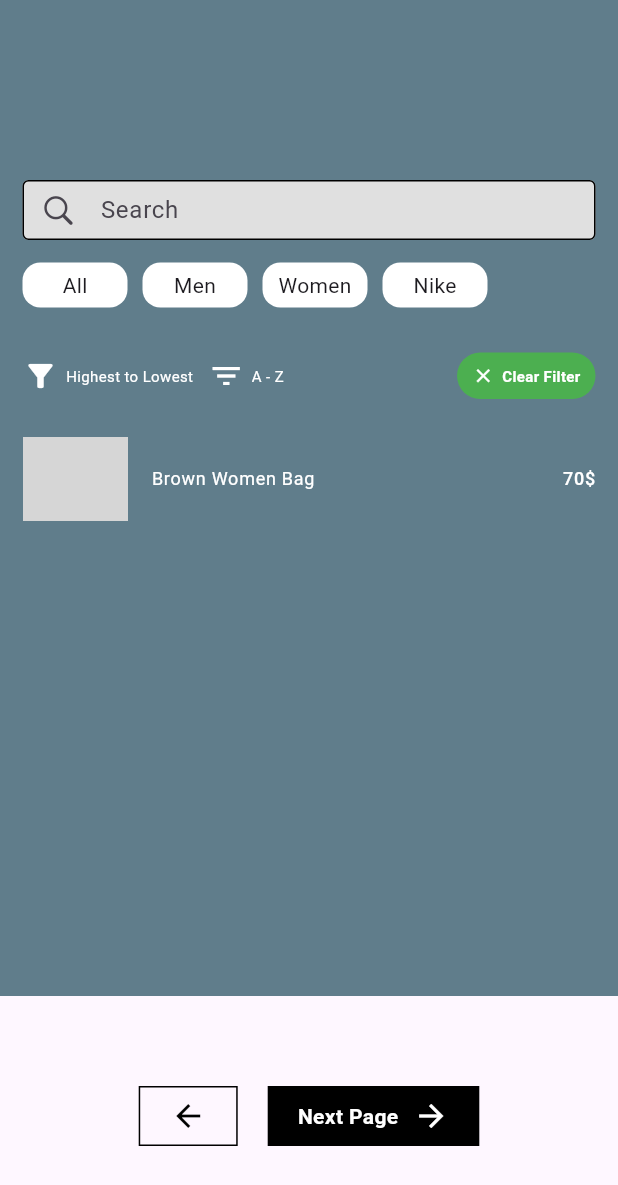
After one commit to Sarahelkholy/flutter_logic, a Flutter app: the screen it shows after launch, after a tap on "Men", after a tap on "Women", on a phone screen of 412 x 824 dp. The commit adds this screen. Shown: the top 1185 px of the screen. Run offline on Flutter 3.47's test engine with Material 3 defaults, Android fonts, the light colour scheme and no system bars; our stand-ins replace file_picker, flutter_svg, image_picker, video_player; missing offline and left inert: syncfusion_flutter_pdfviewer; network calls fail; grey boxes are pictures that could not be loaded.

Commit message:
- created search and filter function

```diff
--- a/lib/root.dart
+++ b/lib/root.dart
@@ -3,6 +3,7 @@
 import 'package:flutter_logic/screens/attachment_and_images/upload_image.dart';
 import 'package:flutter_logic/screens/attachment_and_images/upload_multi_images.dart';
 import 'package:flutter_logic/screens/attachment_and_images/upload_video.dart';
+import 'package:flutter_logic/screens/search_and_filter/search_and_filter.dart';
 import 'package:flutter_logic/screens/selection/image_selection.dart';
 import 'package:flutter_logic/screens/selection/multi_selection.dart';
 import 'package:flutter_logic/screens/selection/single_selection.dart';
@@ -18,6 +19,9 @@
 class _RootState extends State<Root> {
   final PageController controller = PageController();
   List<Widget> pages = [
+    /// search and filter
+    Search(),
+
     /// attachments and images
     UploadImage(),
     UploadMultiImages(),
--- /dev/null
+++ b/lib/screens/search_and_filter/search_and_filter.dart
@@ -0,0 +1,308 @@
+import 'package:flutter/cupertino.dart';
+import 'package:flutter/material.dart';
+
+class Search extends StatefulWidget {
+  const Search({super.key});
+
+  @override
+  State<Search> createState() => _SearchState();
+}
+
+class _SearchState extends State<Search> {
+  final TextEditingController _controller = TextEditingController();
+  List<Map> products = [
+    {
+      "image":
+          "https://plus.unsplash.com/premium_photo-1664392147011-2a720f214e01?w=800&auto=format&fit=crop&q=60&ixlib=rb-4.1.0&ixid=M3wxMjA3fDB8MHxzZWFyY2h8Mnx8cHJvZHVjdHxlbnwwfHwwfHx8MA%3D%3D",
+      "title": "Brown Women Bag",
+      "price": 70,
+    },
+    {
+      "image":
+          "https://images.unsplash.com/photo-1523275335684-37898b6baf30?w=800&auto=format&fit=crop&q=60&ixlib=rb-4.1.0&ixid=M3wxMjA3fDB8MHxzZWFyY2h8MXx8cHJvZHVjdHxlbnwwfHwwfHx8MA%3D%3D",
+      "title": "White Watch 40",
+      "price": 130,
+    },
+    {
+      "image":
+          "https://images.unsplash.com/photo-1541643600914-78b084683601?w=800&auto=format&fit=crop&q=60&ixlib=rb-4.1.0&ixid=M3wxMjA3fDB8MHxzZWFyY2h8NXx8cHJvZHVjdHxlbnwwfHwwfHx8MA%3D%3D",
+      "title": "Men Chanel Perfume",
+      "price": 2000,
+    },
+    {
+      "image":
+          "https://images.unsplash.com/photo-1572635196237-14b3f281503f?w=800&auto=format&fit=crop&q=60&ixlib=rb-4.1.0&ixid=M3wxMjA3fDB8MHxzZWFyY2h8OHx8cHJvZHVjdHxlbnwwfHwwfHx8MA%3D%3D",
+      "title": "Black Modern Glasses",
+      "price": 1400,
+    },
+    {
+      "image":
+          "https://images.unsplash.com/photo-1542291026-7eec264c27ff?w=800&auto=format&fit=crop&q=60&ixlib=rb-4.1.0&ixid=M3wxMjA3fDB8MHxzZWFyY2h8MTF8fHByb2R1Y3R8ZW58MHx8MHx8fDA%3D",
+      "title": "Men Nike Shoes",
+      "price": 150,
+    },
+  ];
+  List<Map> filterList = [];
+
+  @override
+  void initState() {
+    filterList = products;
+    super.initState();
+  }
+
+  void _search(String keyword) {
+    setState(() {
+      filterList = products.where((product) {
+        final title = product['title'].toString().toLowerCase();
+        final input = keyword.toLowerCase();
+        return title.contains(input);
+      }).toList();
+    });
+  }
+
+  void _filterPrice() {
+    setState(() {
+      filterList = List<Map>.from(products);
+      filterList.sort((a, b) => b['price'].compareTo(a['price']));
+    });
+  }
+
+  void _filterAlpha() {
+    setState(() {
+      filterList = List<Map>.from(products);
+
+      filterList.sort((a, b) => a['title'].compareTo(b['title']));
+    });
+  }
+
+  @override
+  void dispose() {
+    _controller.dispose();
+    super.dispose();
+  }
+
+  @override
+  Widget build(BuildContext context) {
+    return GestureDetector(
+      onTap: () {
+        FocusScope.of(context).unfocus();
+      },
+      child: Scaffold(
+        backgroundColor: Colors.blueGrey,
+        body: Padding(
+          padding: const EdgeInsets.symmetric(horizontal: 15),
+          child: Column(
+            children: [
+              SizedBox(height: 120),
+              SizedBox(
+                height: 40,
+                child: TextField(
+                  controller: _controller,
+                  cursorColor: Colors.black,
+                  cursorHeight: 15,
+                  onChanged: _search,
+                  decoration: InputDecoration(
+                    hintText: "Search",
+                    prefixIcon: Icon(CupertinoIcons.search),
+                    suffixIcon:
+                        _controller.text != "" && _controller.text.isNotEmpty
+                        ? GestureDetector(
+                            onTap: () {
+                              setState(() {
+                                _controller.clear();
+                                filterList = products;
+                              });
+                            },
+                            child: Icon(CupertinoIcons.clear, size: 18),
+                          )
+                        : SizedBox.shrink(),
+                    contentPadding: EdgeInsets.symmetric(horizontal: 3),
+                    enabledBorder: OutlineInputBorder(),
+                    focusedBorder: OutlineInputBorder(),
+                    filled: true,
+                    fillColor: Colors.grey.shade300,
+                  ),
+                ),
+              ),
+
+              SizedBox(height: 15),
+
+              /// categories
+              Row(
+                children: [
+                  GestureDetector(
+                    onTap: () {
+                      _search("");
+                    },
+                    child: Container(
+                      width: 70,
+                      height: 30,
+                      decoration: BoxDecoration(
+                        color: Colors.white,
+                        borderRadius: BorderRadius.circular(12),
+                      ),
+                      child: Center(child: Text("All")),
+                    ),
+                  ),
+                  SizedBox(width: 10),
+                  GestureDetector(
+                    onTap: () {
+                      _search("Men");
+                    },
+                    child: Container(
+                      width: 70,
+                      height: 30,
+                      decoration: BoxDecoration(
+                        color: Colors.white,
+                        borderRadius: BorderRadius.circular(12),
+                      ),
+                      child: Center(child: Text("Men")),
+                    ),
+                  ),
+                  SizedBox(width: 10),
+                  GestureDetector(
+                    onTap: () {
+                      _search("Women");
+                    },
+                    child: Container(
+                      width: 70,
+                      height: 30,
+                      decoration: BoxDecoration(
+                        color: Colors.white,
+                        borderRadius: BorderRadius.circular(12),
+                      ),
+                      child: Center(child: Text("Women")),
+                    ),
+                  ),
+                  SizedBox(width: 10),
+                  GestureDetector(
+                    onTap: () {
+                      _search("Nike");
+                    },
+                    child: Container(
+                      width: 70,
+                      height: 30,
+                      decoration: BoxDecoration(
+                        color: Colors.white,
+                        borderRadius: BorderRadius.circular(12),
+                      ),
+                      child: Center(child: Text("Nike")),
+                    ),
+                  ),
+                ],
+              ),
+
+              SizedBox(height: 30),
+
+              /// filter
+              Row(
+                children: [
+                  /// high to low price
+                  GestureDetector(
+                    onTap: _filterPrice,
+                    child: Row(
+                      children: [
+                        Icon(Icons.filter_alt, color: Colors.white),
+                        SizedBox(width: 5),
+                        Text(
+                          "Highest to Lowest",
+                          style: TextStyle(color: Colors.white, fontSize: 10),
+                        ),
+                      ],
+                    ),
+                  ),
+
+                  SizedBox(width: 10),
+
+                  /// A to Z
+                  GestureDetector(
+                    onTap: _filterAlpha,
+                    child: Row(
+                      children: [
+                        Icon(Icons.filter_list_sharp, color: Colors.white),
+                        SizedBox(width: 5),
+                        Text(
+                          "A - Z",
+                          style: TextStyle(color: Colors.white, fontSize: 10),
+                        ),
+                      ],
+                    ),
+                  ),
+
+                  Spacer(),
+
+                  /// clear Filter
+                  GestureDetector(
+                    onTap: () {
+                      setState(() {
+                        filterList = List<Map>.from(products);
+                      });
+                    },
+                    child: Container(
+                      padding: EdgeInsets.symmetric(
+                        horizontal: 10,
+                        vertical: 8,
+                      ),
+                      decoration: BoxDecoration(
+                        color: Colors.green,
+                        borderRadius: BorderRadius.circular(30),
+                      ),
+                      child: Row(
+                        children: [
+                          Icon(Icons.clear, color: Colors.white, size: 15),
+                          SizedBox(width: 5),
+                          Text(
+                            "Clear Filter",
+                            style: TextStyle(
+                              color: Colors.white,
+                              fontSize: 10,
+                              fontWeight: FontWeight.bold,
+                            ),
+                          ),
+                        ],
+                      ),
+                    ),
+                  ),
+                ],
+              ),
+
+              SizedBox(height: 15),
+
+              /// Search List
+              Column(
+                children: List.generate(filterList.length, (index) {
+                  final product = filterList[index];
+                  return ListTile(
+                    contentPadding: EdgeInsets.symmetric(vertical: 10),
+                    leading: Container(
+                      width: 70,
+                      height: 200,
+                      decoration: BoxDecoration(
+                        borderRadius: BorderRadius.circular(12),
+                      ),
+                      child: ClipRRect(
+                        borderRadius: BorderRadius.circular(12),
+                        child: Image.network(
+                          product['image'],
+                          fit: BoxFit.cover,
+                        ),
+                      ),
+                    ),
+                    title: Text(
+                      product['title'],
+                      style: TextStyle(color: Colors.white, fontSize: 12),
+                    ),
+                    trailing: Text(
+                      "${product['price']}\$",
+                      style: TextStyle(color: Colors.white, fontSize: 12),
+                    ),
+                  );
+                }),
+              ),
+            ],
+          ),
+        ),
+      ),
+    );
+  }
+}
```
